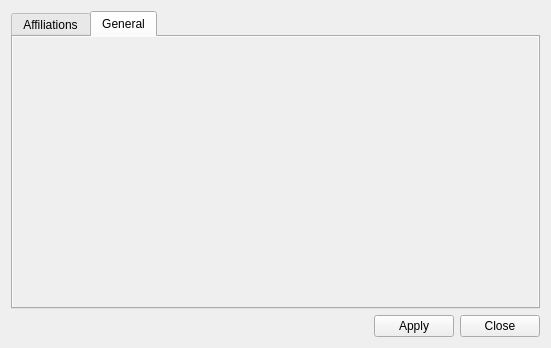
This is configureroom.ui in HappySeaFox/tht as Qt 5 draws it before an edit. The edited form follows.
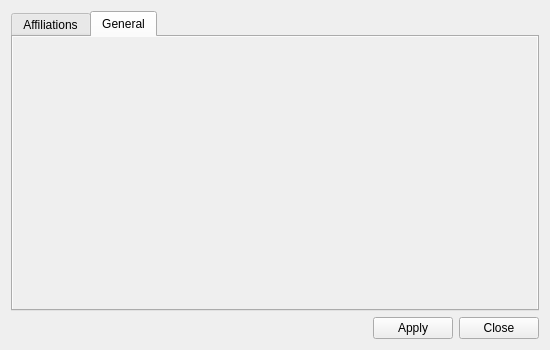
This is the edited form. The open tabs and pages were chosen to show the change.

The edit to the form file:
```diff
--- a/configureroom.ui
+++ b/configureroom.ui
@@ -6,8 +6,8 @@
    <rect>
     <x>0</x>
     <y>0</y>
-    <width>551</width>
-    <height>348</height>
+    <width>550</width>
+    <height>350</height>
    </rect>
   </property>
   <property name="windowTitle">
@@ -152,8 +152,8 @@
            <rect>
             <x>0</x>
             <y>0</y>
-            <width>100</width>
-            <height>30</height>
+            <width>527</width>
+            <height>247</height>
            </rect>
           </property>
          </widget>
```
Left out of the diff: 2 changed lines with no effect on the pictures.
